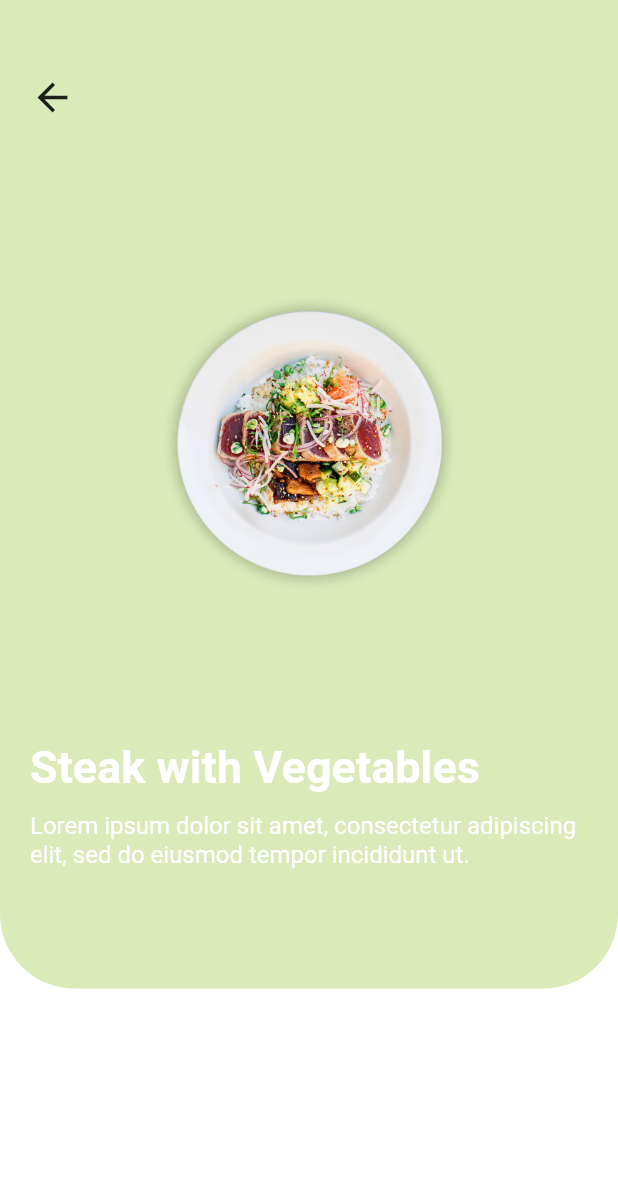
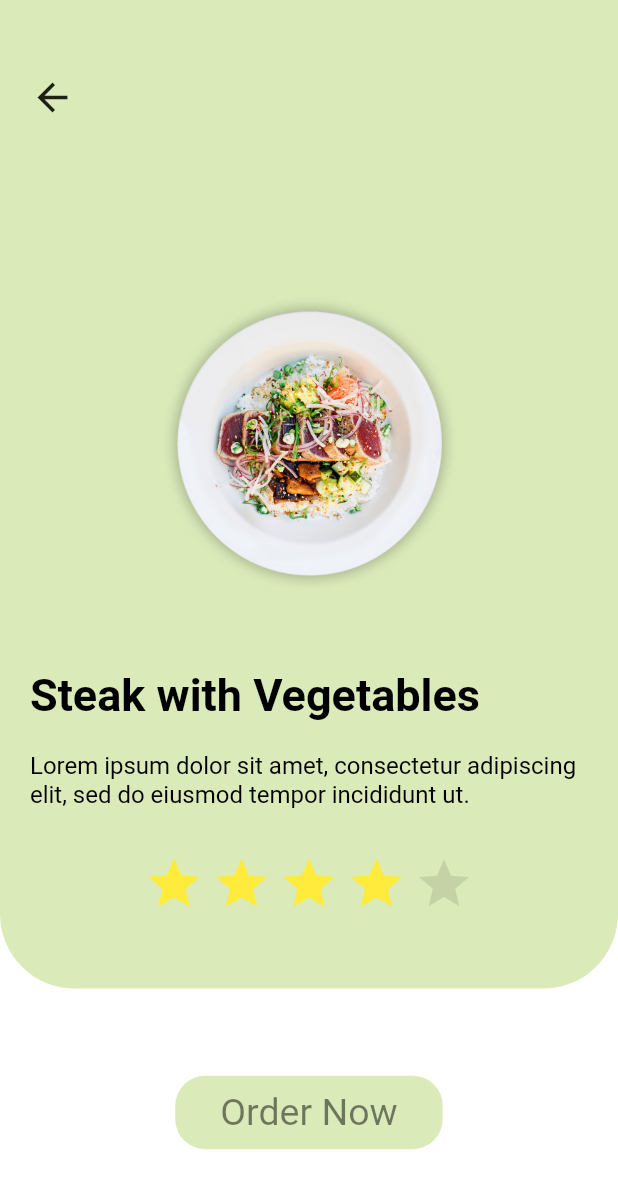
Before and after one commit to jonathandarwin/flutter_food_app_ui, a Flutter app: the screen it shows after launch, after a tap on "Steak with Vegetables", on a phone screen of 412 x 824 dp. Shown: the top 1189 px of the screen. Run offline on Flutter 3.47's test engine with Material 2 defaults, Android fonts, the phone set to English and light mode, and no system bars; network calls fail.

Commit message:
fix detail page

```diff
--- a/lib/detail.dart
+++ b/lib/detail.dart
@@ -3,7 +3,7 @@ import 'package:flutter/material.dart';
 
 class DetailPage extends StatelessWidget {
 
-  String tag;
+  final String tag;
 
   DetailPage({this.tag});
 
@@ -46,9 +46,6 @@ class DetailPage extends StatelessWidget {
                       ),
                       width: MediaQuery.of(context).size.width/2,
                       height: MediaQuery.of(context).size.height/2,
-                      // child: Image.asset(
-                      //   "asset/food.png"
-                      // )
                       child: Hero(
                         tag: tag,
                         child: Image.asset(
@@ -58,27 +55,71 @@ class DetailPage extends StatelessWidget {
                     )
                   ),
                   Positioned(
-                    bottom: 130,
                     left: 20.0,
-                    child: Text(
+                    bottom: 50.0,
+                    child: Column(
+                      crossAxisAlignment: CrossAxisAlignment.start,
+                      children: <Widget>[
+                        Text(
                           "Steak with Vegetables",
                           style: TextStyle(
-                        color: Colors.white,
+                            color: Colors.black,
                             fontWeight: FontWeight.bold,
                             fontSize: 30.0
                           ),
                         ),
-                  ),
-                  Positioned(
-                    bottom: 80,
-                    left: 20.0,
-                    right: 20.0,
+                        SizedBox(height: 20.0,),
+                        Container(
+                          width: MediaQuery.of(context).size.width - 40,
                           child: Text(
                             "Lorem ipsum dolor sit amet, consectetur adipiscing elit, sed do eiusmod tempor incididunt ut.",
+                            maxLines: 2,
+                            overflow: TextOverflow.ellipsis,
                             style: TextStyle(
-                        color: Colors.white,
+                              color: Colors.black,
                               fontSize: 16.0,
                             ),
+                          ),
+                        ),
+                        SizedBox(height: 30.0,),
+                        Container(
+                          width: MediaQuery.of(context).size.width - 40,
+                          child: Row(
+                            mainAxisAlignment: MainAxisAlignment.center,
+                            children: <Widget>[
+                              Icon(
+                                Icons.star,
+                                color: Colors.yellow,
+                                size: 40.0,
+                              ),
+                              SizedBox(width: 5.0),
+                              Icon(
+                                Icons.star,
+                                color: Colors.yellow,
+                                size: 40.0,
+                              ),
+                              SizedBox(width: 5.0),
+                              Icon(
+                                Icons.star,
+                                color: Colors.yellow,
+                                size: 40.0,
+                              ),
+                              SizedBox(width: 5.0),
+                              Icon(
+                                Icons.star,
+                                color: Colors.yellow,
+                                size: 40.0,
+                              ),
+                              SizedBox(width: 5.0),
+                              Icon(
+                                Icons.star,
+                                color: Colors.black.withOpacity(0.1),
+                                size: 40.0,
+                              ),
+                            ],
+                          ),
+                        ),
+                      ],
                     ),
                   )
                 ],
@@ -91,7 +132,29 @@ class DetailPage extends StatelessWidget {
               color: Colors.white,
               child: Stack(
                 children: <Widget>[
-
+                  Positioned.fill(
+                    child: Center(
+                      child: Container(
+                        padding: EdgeInsets.only(
+                          left: 30.0,
+                          right: 30.0,
+                          top:10.0,
+                          bottom: 10.0
+                        ),
+                        decoration: BoxDecoration(
+                          color: Color(0xffDAEAB9),
+                          borderRadius: BorderRadius.circular(20.0)
+                        ),
+                        child: Text(
+                          "Order Now",
+                          style: TextStyle(
+                            color: Colors.black.withOpacity(.5),
+                            fontSize: 25.0
+                          )
+                        ),
+                      ),
+                    ),
+                  )
                 ],
               )
             ),
--- a/lib/main.dart
+++ b/lib/main.dart
@@ -101,9 +101,10 @@ class Search extends StatelessWidget {
       child: Container(
         padding: EdgeInsets.only(
           left: 20.0,
-          right: 10.0
+          right: 10.0,
+          bottom: 3.0
         ),
-        height: 40,
+        height: 40.0,
         decoration: BoxDecoration(
           color: Colors.white,
           borderRadius: BorderRadius.all(
@@ -198,8 +199,9 @@ class ListRecommendation extends StatelessWidget {
           return GestureDetector(
             onTap: () {
               Navigator.of(context).push(
-                MaterialPageRoute(
-                  builder: (_) => DetailPage(tag: "FoodImage$idx")
+                PageRouteBuilder(
+                  pageBuilder: (_, animation, duration) => DetailPage(tag: "FoodImage$idx"),
+                  transitionDuration: Duration(milliseconds: 500)
                 )
               );
             },
```
Lines whose indentation alone changed are shown as unchanged.
